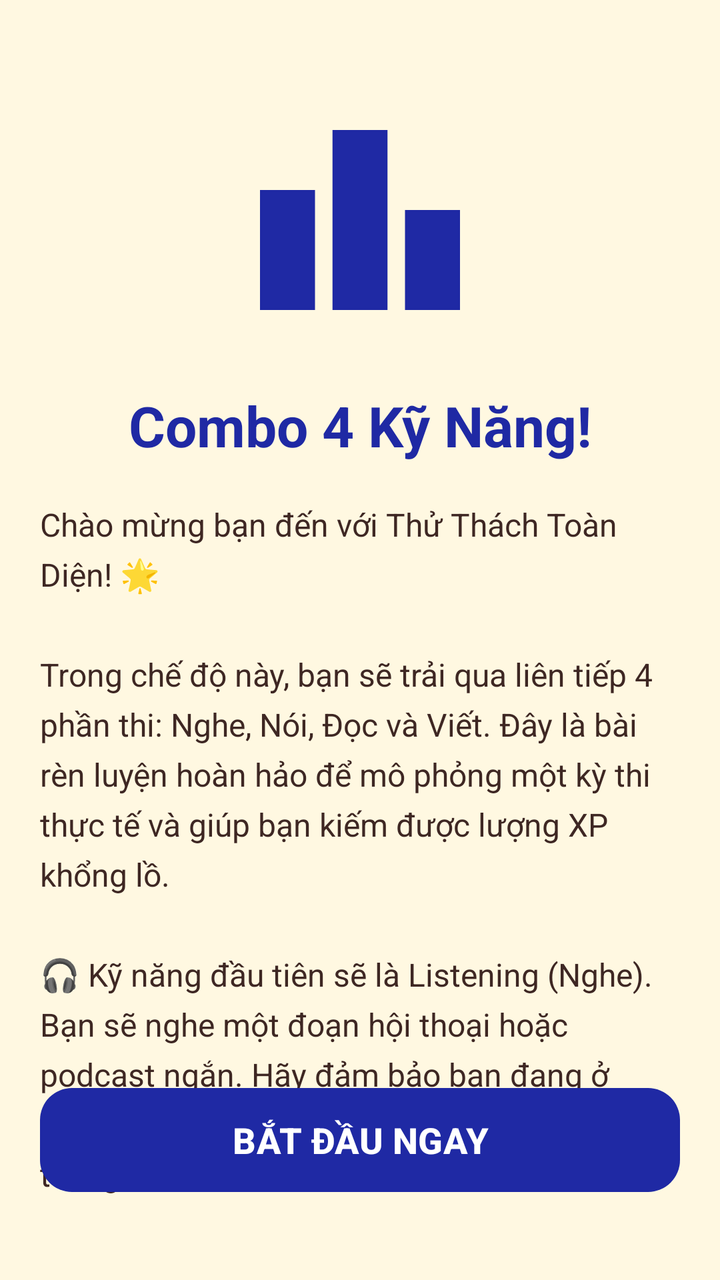
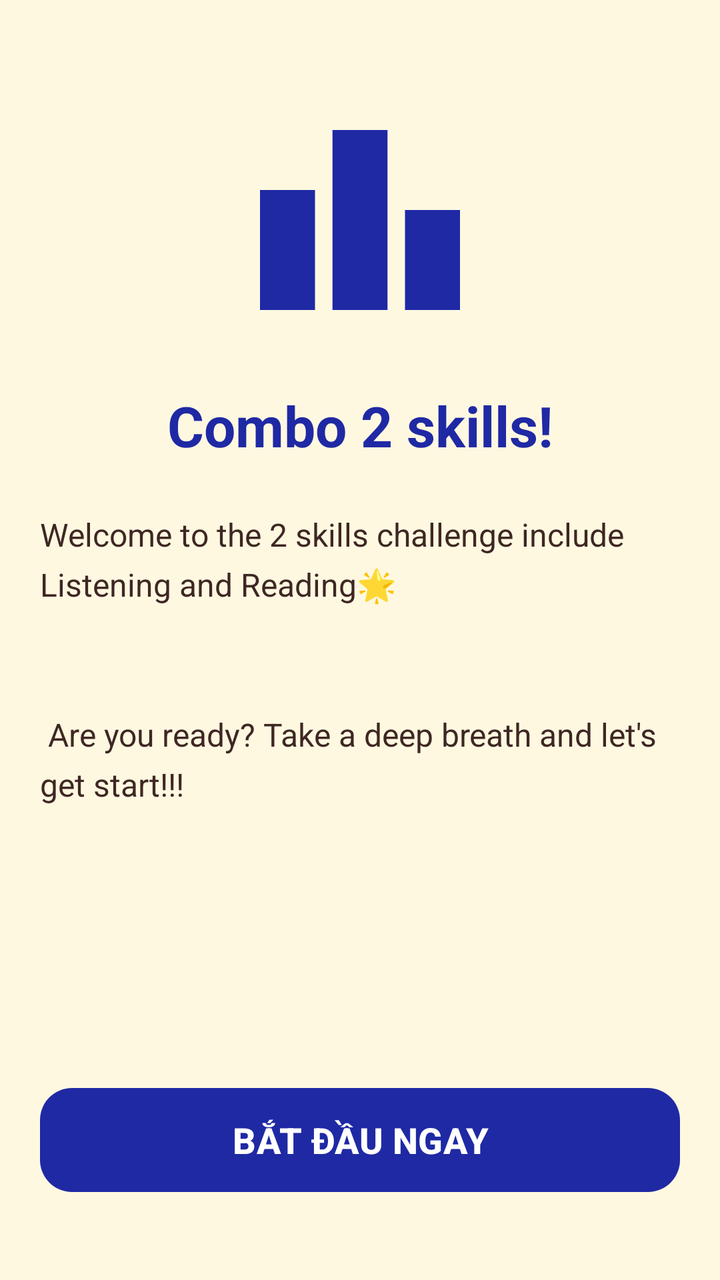

Screens rendered from an Android XML layout before and after an edit, with the pre-edit source and the edit as a unified diff.
<!-- AndroidManifest.xml: application theme Theme.LingoEnglishApp -->
<!-- res/layout/fragment_combo_intro.xml -->
<?xml version="1.0" encoding="utf-8"?>
<RelativeLayout xmlns:android="http://schemas.android.com/apk/res/android"
    xmlns:app="http://schemas.android.com/apk/res-auto"
    android:layout_width="match_parent"
    android:layout_height="match_parent"
    android:padding="20dp"
    android:background="@color/colorBackground">

    
    <ImageView
        android:id="@+id/imgTrophy"
        android:layout_width="120dp"
        android:layout_height="120dp"
        android:layout_centerHorizontal="true"
        android:layout_marginTop="30dp"
        android:src="@drawable/ic_leaderboard"
        app:tint="@color/colorPrimaryDark" />

    <TextView
        android:id="@+id/tvComboTitle"
        android:layout_width="match_parent"
        android:layout_height="wrap_content"
        android:layout_below="@id/imgTrophy"
        android:layout_marginTop="24dp"
        android:text="Combo 4 Kỹ Năng!"
        android:textAlignment="center"
        android:textColor="@color/colorPrimaryDark"
        android:textSize="28sp"
        android:textStyle="bold" />

    
    <TextView
        android:id="@+id/tvDescription"
        android:layout_width="match_parent"
        android:layout_height="wrap_content"
        android:layout_below="@id/tvComboTitle"
        android:layout_marginTop="20dp"
        android:lineSpacingExtra="6dp"
        android:text="Chào mừng bạn đến với Thử Thách Toàn Diện! 🌟\n\nTrong chế độ này, bạn sẽ trải qua liên tiếp 4 phần thi: Nghe, Nói, Đọc và Viết. Đây là bài rèn luyện hoàn hảo để mô phỏng một kỳ thi thực tế và giúp bạn kiếm được lượng XP khổng lồ.\n\n🎧 Kỹ năng đầu tiên sẽ là Listening (Nghe). Bạn sẽ nghe một đoạn hội thoại hoặc podcast ngắn. Hãy đảm bảo bạn đang ở không gian yên tĩnh, tăng âm lượng hoặc đeo tai nghe vào nhé.\n\nĐã sẵn sàng chưa? Hãy hít một hơi thật sâu và bắt đầu chinh phục thử thách nào!"
        android:textColor="@color/colorTextPrimary"
        android:textSize="16sp" />

    
    <com.google.android.material.button.MaterialButton
        android:id="@+id/btnStartCombo"
        android:layout_width="match_parent"
        android:layout_height="60dp"
        android:layout_alignParentBottom="true"
        android:layout_marginBottom="20dp"
        android:text="BẮT ĐẦU NGAY"
        android:textSize="18sp"
        android:textStyle="bold"
        app:backgroundTint="@color/colorPrimaryDark"
        app:cornerRadius="16dp" />

</RelativeLayout>
<!-- resources referenced by this layout -->
<resources>
  <color name="colorBackground">#FFF8E1</color>
  <color name="colorPrimaryDark">#1F29A4</color>
  <color name="colorTextPrimary">#3E2723</color>
  <!-- drawable ic_leaderboard (drawable) -->
  <vector xmlns:android="http://schemas.android.com/apk/res/android" android:height="24dp" android:tint="#000000" android:viewportHeight="24" android:viewportWidth="24" android:width="24dp">
        
      <path android:fillColor="@android:color/white" android:pathData="M7.5,21H2V9h5.5V21zM14.75,3h-5.5v18h5.5V3zM22,11h-5.5v10H22V11z"/>
      
  </vector>
  <style name="Theme.LingoEnglishApp" parent="Base.Theme.LingoEnglishApp" />
  <style name="Base.Theme.LingoEnglishApp" parent="Theme.Material3.DayNight.NoActionBar">
          
          
      </style>
</resources>

<!-- the commit's change to res/layout/fragment_combo_intro.xml (unified diff, before → after) -->
@@ -22,11 +22,13 @@
         android:layout_height="wrap_content"
         android:layout_below="@id/imgTrophy"
         android:layout_marginTop="24dp"
-        android:text="Combo 4 Kỹ Năng!"
+        android:text="Combo 2 skills!"
         android:textAlignment="center"
         android:textColor="@color/colorPrimaryDark"
         android:textSize="28sp"
         android:textStyle="bold" />
+
+    
 
     
     <TextView
@@ -34,13 +36,12 @@
         android:layout_width="match_parent"
         android:layout_height="wrap_content"
         android:layout_below="@id/tvComboTitle"
-        android:layout_marginTop="20dp"
+        android:layout_marginTop="25dp"
         android:lineSpacingExtra="6dp"
-        android:text="Chào mừng bạn đến với Thử Thách Toàn Diện! 🌟\n\nTrong chế độ này, bạn sẽ trải qua liên tiếp 4 phần thi: Nghe, Nói, Đọc và Viết. Đây là bài rèn luyện hoàn hảo để mô phỏng một kỳ thi thực tế và giúp bạn kiếm được lượng XP khổng lồ.\n\n🎧 Kỹ năng đầu tiên sẽ là Listening (Nghe). Bạn sẽ nghe một đoạn hội thoại hoặc podcast ngắn. Hãy đảm bảo bạn đang ở không gian yên tĩnh, tăng âm lượng hoặc đeo tai nghe vào nhé.\n\nĐã sẵn sàng chưa? Hãy hít một hơi thật sâu và bắt đầu chinh phục thử thách nào!"
+        android:text="Welcome to the 2 skills challenge include Listening and Reading🌟\n\n\n Are you ready? Take a deep breath and let's get start!!!"
         android:textColor="@color/colorTextPrimary"
         android:textSize="16sp" />
 
-    
     <com.google.android.material.button.MaterialButton
         android:id="@+id/btnStartCombo"
         android:layout_width="match_parent"
